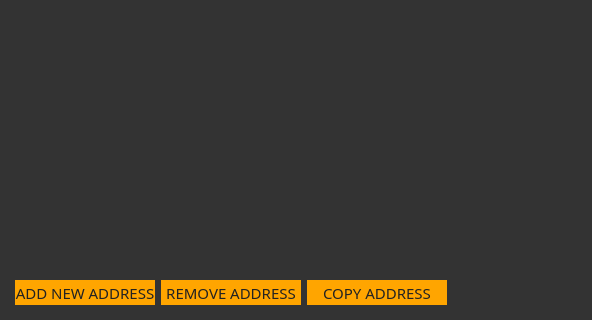
ConcealNetwork/conceal-desktop, file src/gui/ui/addressbookframe.ui: the form before one commit; both pictures show x 0 to 592 and y 366 to 686 of the 800 by 686 pixel window.
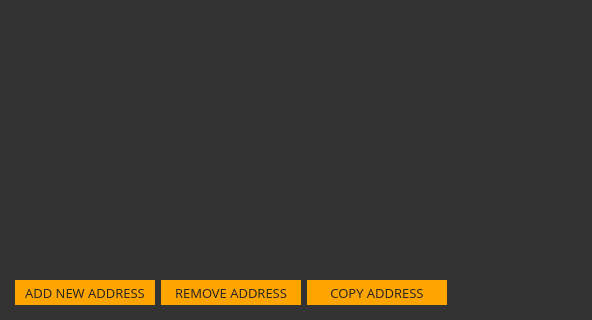
The form after the commit.

Diff of the .ui file:
```diff
--- a/src/gui/ui/addressbookframe.ui
+++ b/src/gui/ui/addressbookframe.ui
@@ -24,7 +24,7 @@
   </property>
   <property name="font">
    <font>
-    <family>Arial</family>
+    <family>Open Sans</family>
     <pointsize>9</pointsize>
    </font>
   </property>
@@ -148,8 +148,8 @@
        </property>
        <property name="font">
         <font>
-         <family>Oswald</family>
-         <pointsize>11</pointsize>
+         <family>Open Sans</family>
+         <pointsize>10</pointsize>
         </font>
        </property>
        <property name="styleSheet">
@@ -179,8 +179,8 @@
        </property>
        <property name="font">
         <font>
-         <family>Oswald</family>
-         <pointsize>11</pointsize>
+         <family>Open Sans</family>
+         <pointsize>10</pointsize>
         </font>
        </property>
        <property name="styleSheet">
@@ -210,8 +210,8 @@
        </property>
        <property name="font">
         <font>
-         <family>Oswald</family>
-         <pointsize>11</pointsize>
+         <family>Open Sans</family>
+         <pointsize>10</pointsize>
         </font>
        </property>
        <property name="styleSheet">
```
Left out of the diff: 2 changed lines with no effect on the pictures.
